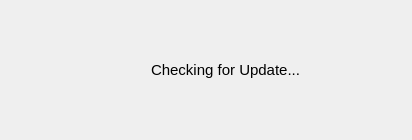
The window that include/AppImageUpdaterDialog.ui (antony-jr/QAppImageUpdate) describes before a commit, drawn with Qt 5.
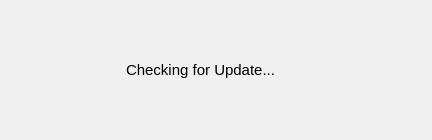
The same window after the commit.

Commit message: add a method to use custom update confirmation dialog, also align the updater dialog correctly

```diff
--- a/include/AppImageUpdaterDialog.ui
+++ b/include/AppImageUpdaterDialog.ui
@@ -9,7 +9,7 @@
    <rect>
     <x>0</x>
     <y>0</y>
-    <width>412</width>
+    <width>432</width>
     <height>126</height>
    </rect>
   </property>
@@ -36,8 +36,8 @@
            </property>
            <property name="maximumSize">
             <size>
-             <width>125</width>
-             <height>125</height>
+             <width>100</width>
+             <height>100</height>
             </size>
            </property>
            <property name="text">
```
Left out of the diff: 4 changed lines with no effect on the pictures. The commit also changes 4 other files.
